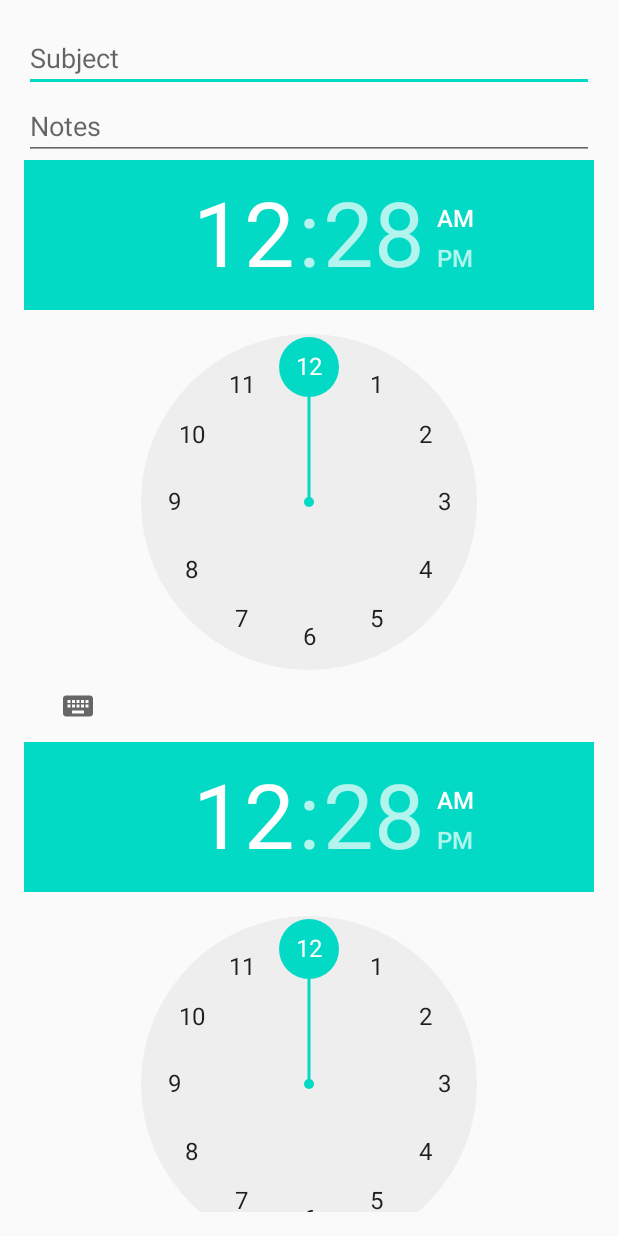
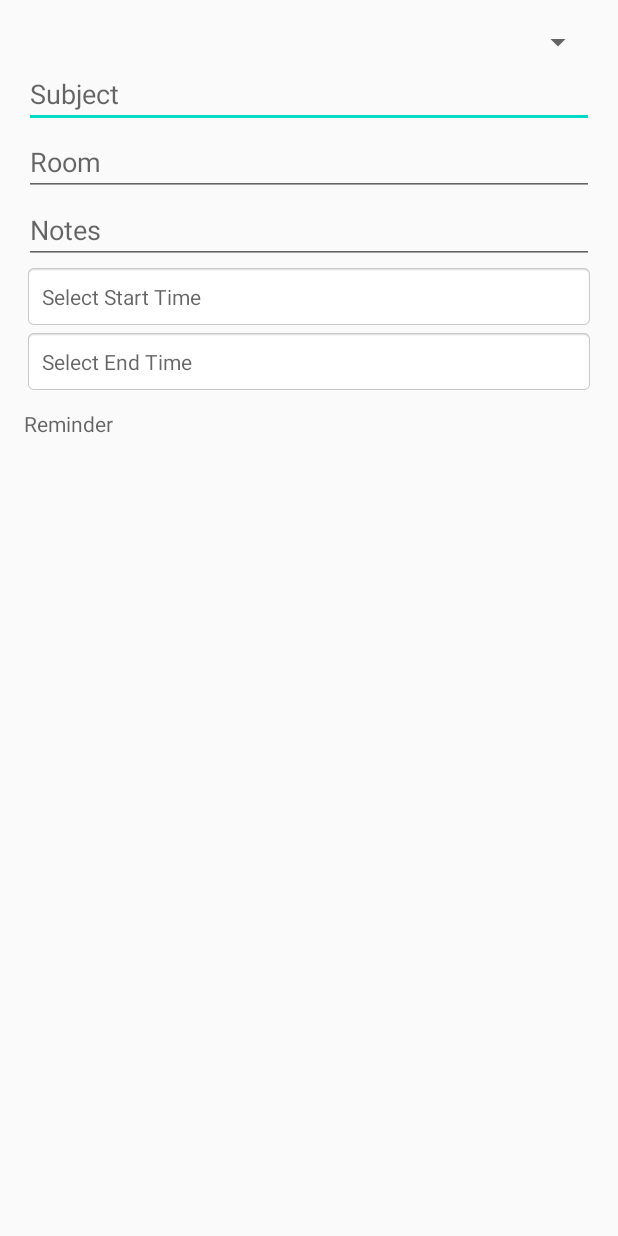
Before and after one commit to 2adriansande/ClassPing, an Android app built with Jetpack Compose: the layout dialog_add_schedule.xml on its own in the app's theme, with its tools: preview values and no code run, on a phone screen of 412 x 824 dp. Run offline under Robolectric (Android 15) with nearby library versions, the phone set to English and light mode, and no system bars.

Commit message:
Your update message

```diff
--- a/app/src/main/res/layout/dialog_add_schedule.xml
+++ b/app/src/main/res/layout/dialog_add_schedule.xml
@@ -1,35 +1,62 @@
-<?xml version="1.0" encoding="utf-8"?>
 <LinearLayout xmlns:android="http://schemas.android.com/apk/res/android"
+    android:orientation="vertical"
+    android:padding="16dp"
     android:layout_width="match_parent"
-    android:layout_height="wrap_content"
-    android:orientation="vertical"
-    android:padding="16dp">
+    android:layout_height="wrap_content">
+
+    <Spinner
+        android:id="@+id/spinnerDay"
+        android:hint="Select a day"
+        android:layout_width="match_parent"
+        android:layout_height="wrap_content" />
 
     <EditText
         android:id="@+id/etSubject"
         android:hint="Subject"
         android:layout_width="match_parent"
-        android:layout_height="wrap_content"/>
+        android:layout_height="wrap_content"
+        android:inputType="text" />
 
+    <EditText
+        android:id="@+id/etRoom"
+        android:hint="Room"
+        android:layout_width="match_parent"
+        android:layout_height="wrap_content"
+        android:inputType="text" />
     <EditText
         android:id="@+id/etNotes"
         android:hint="Notes"
         android:layout_width="match_parent"
-        android:layout_height="wrap_content"/>
+        android:layout_height="wrap_content"
+        android:inputType="text" />
 
-    <TimePicker
-        android:id="@+id/timeStart"
-        android:layout_width="match_parent"
-        android:layout_height="wrap_content" />
-
-    <TimePicker
-        android:id="@+id/timeEnd"
-        android:layout_width="match_parent"
-        android:layout_height="wrap_content" />
-
-    <Spinner
-        android:id="@+id/spinnerDay"
+    <TextView
+        android:id="@+id/tvStartTime"
         android:layout_width="match_parent"
         android:layout_height="wrap_content"
-        android:entries="@array/days_array"/>
+        android:hint="Select Start Time"
+        android:padding="12dp"
+        android:background="@android:drawable/editbox_background"
+        android:clickable="true"
+        android:focusable="false" />
+
+    <TextView
+        android:id="@+id/tvEndTime"
+        android:layout_width="match_parent"
+        android:layout_height="wrap_content"
+        android:hint="Select End Time"
+        android:padding="12dp"
+        android:background="@android:drawable/editbox_background"
+        android:clickable="true"
+        android:focusable="false" />
+
+    <TextView
+        android:id="@+id/etReminder"
+        android:hint="Reminder"
+        android:layout_width="match_parent"
+        android:layout_height="wrap_content"
+        android:paddingTop="10dp"
+
+        />
+
 </LinearLayout>
```
Also changed, not shown: app/src/main/java/com/example/classping/MainActivity.java (+35 -5 lines).
